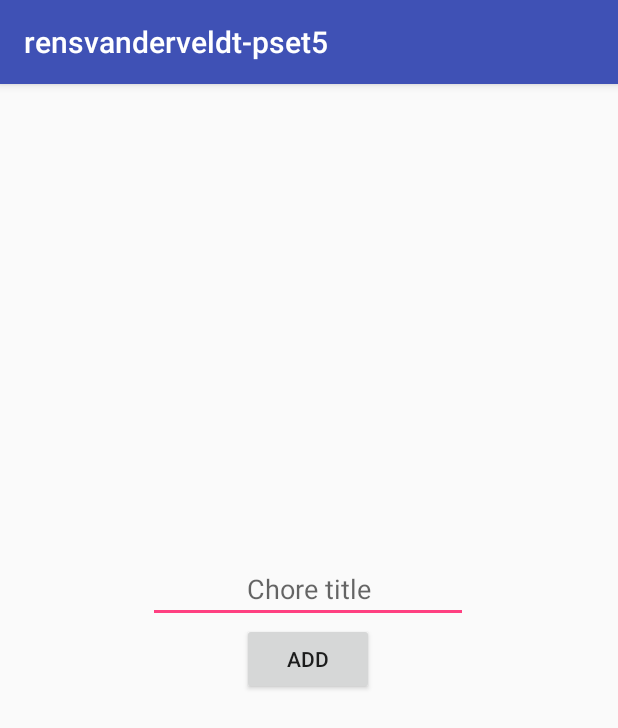
After one commit to Bakenbraad/rensvanderveldt-pset5, an Android app: the ChoreAdd screen opened directly, with no data from a screen before it, on a phone screen of 412 x 824 dp. The commit adds this screen. Shown: the top 728 px of the screen. Run offline under Robolectric (Android 15) with nearby library versions, the phone set to English and light mode, and no system bars; 1 statement that could not run was skipped.

Commit message:
Created editing activities managing activity status

```diff
--- a/app/src/main/AndroidManifest.xml
+++ b/app/src/main/AndroidManifest.xml
@@ -16,7 +16,8 @@
             </intent-filter>
         </activity>
         <activity android:name=".addMaster" />
-        <activity android:name=".EditTodo"></activity>
+        <activity android:name=".EditTodo" />
+        <activity android:name=".ChoreAdd"></activity>
     </application>
 
 </manifest>
--- /dev/null
+++ b/app/src/main/java/com/vanderveldt/rens/rensvanderveldt_pset5/ChoreAdd.java
@@ -0,0 +1,53 @@
+package com.vanderveldt.rens.rensvanderveldt_pset5;
+
+import android.content.Intent;
+import android.support.v7.app.AppCompatActivity;
+import android.os.Bundle;
+import android.view.View;
+import android.widget.EditText;
+import android.widget.Toast;
+
+public class ChoreAdd extends AppCompatActivity {
+
+    // Edittext initilized.
+    EditText todoName;
+    EditText description;
+
+    long master_id;
+
+    // Start a DB manager.
+    TodoInstanceManager manager;
+
+    @Override
+    protected void onCreate(Bundle savedInstanceState) {
+        super.onCreate(savedInstanceState);
+        setContentView(R.layout.activity_chore_add);
+
+        // Open connection.
+        manager = TodoInstanceManager.getInstance();
+        manager.setManager(this);
+
+        Bundle extras = getIntent().getExtras();
+        master_id = extras.getLong("master_id");
+
+        // Get edittexts.
+        todoName = (EditText) findViewById(R.id.todoED);
+    }
+
+    public void addChoreAct(View view) {
+
+        // Get text from edittext upon button press
+        String name = todoName.getText().toString();
+        if (name.length() == 0){
+            Toast.makeText(this, "Please enter a title!", Toast.LENGTH_SHORT).show();
+        }
+        else{
+            manager.addItem(name, master_id);
+            Toast.makeText(this, "Added to list of chores", Toast.LENGTH_SHORT).show();
+
+            Intent goToMain = new Intent(this, MainActivity.class);
+            startActivity(goToMain);
+            finish();
+        }
+    }
+}
--- a/app/src/main/java/com/vanderveldt/rens/rensvanderveldt_pset5/SQLMaster.java
+++ b/app/src/main/java/com/vanderveldt/rens/rensvanderveldt_pset5/SQLMaster.java
@@ -11,13 +11,13 @@ public class SQLMaster extends SQLiteOpenHelper {
     public static final String TABLE_NAME_MASTER = "MASTERLIST";
 
     // Table Name
-    public static final String TABLE_NAME_ITEMS = "MASTERLIST";
+    public static final String TABLE_NAME_ITEMS = "ITEMLIST";
 
     // Table columns
     public static final String _ID = "_id";
-    public static final String MASTER_TITLE = "masterTitle";
-    public static final String ITEM_TITLE = "itemTitle";
-    public static final String MASTER_KEY = "masterKey";
+    public static final String MASTER_TITLE = "MasterName";
+    public static final String ITEM_TITLE = "ItemName";
+    public static final String MASTER_KEY = "ItemMaster";
 
 
 
@@ -28,10 +28,8 @@ public class SQLMaster extends SQLiteOpenHelper {
     static final int DB_VERSION = 1;
 
     // Creating table querys
-    private static final String CREATE_TABLE_MASTER = "create table " + TABLE_NAME_MASTER + "(" + _ID
-            + " INTEGER PRIMARY KEY AUTOINCREMENT, " + MASTER_TITLE + " TEXT NOT NULL);";
-    private static final String CREATE_TABLE_ITEM = "create table " + TABLE_NAME_ITEMS + "(" + MASTER_KEY + " INTEGER PRIMARY," + _ID
-            + " INTEGER PRIMARY KEY AUTOINCREMENT, " + ITEM_TITLE + " TEXT NOT NULL);";
+    private static final String CREATE_TABLE_MASTER = "CREATE TABLE IF NOT EXISTS " + TABLE_NAME_MASTER + "(" + _ID + " INTEGER PRIMARY KEY AUTOINCREMENT, " + MASTER_TITLE + " TEXT NOT NULL);";
+    private static final String CREATE_TABLE_ITEM = "CREATE TABLE IF NOT EXISTS " + TABLE_NAME_ITEMS + "(" + MASTER_KEY + " INTEGER, " + _ID + " INTEGER PRIMARY KEY AUTOINCREMENT, " + ITEM_TITLE + " TEXT NOT NULL);";
 
 
     public SQLMaster(Context context) {
--- a/app/src/main/res/layout/activity_add_master.xml
+++ b/app/src/main/res/layout/activity_add_master.xml
@@ -22,7 +22,7 @@
         android:layout_width="wrap_content"
         android:layout_height="wrap_content"
         android:inputType="textPersonName"
-        android:text="Name"
+        android:hint="List name"
         android:ems="10"
         android:layout_below="@+id/textView"
         android:layout_centerHorizontal="true"
--- /dev/null
+++ b/app/src/main/res/layout/activity_chore_add.xml
@@ -0,0 +1,34 @@
+<?xml version="1.0" encoding="utf-8"?>
+<RelativeLayout xmlns:android="http://schemas.android.com/apk/res/android"
+    xmlns:tools="http://schemas.android.com/tools"
+    android:id="@+id/activity_chore_add"
+    android:layout_width="250sp"
+    android:layout_height="250sp"
+    android:layout_gravity="center"
+    android:paddingBottom="@dimen/activity_vertical_margin"
+    android:paddingLeft="@dimen/activity_horizontal_margin"
+    android:paddingRight="@dimen/activity_horizontal_margin"
+    android:paddingTop="@dimen/activity_vertical_margin"
+    tools:context="com.vanderveldt.rens.rensvanderveldt_pset5.ChoreAdd">
+
+    <Button
+        android:layout_width="wrap_content"
+        android:layout_height="wrap_content"
+        android:id="@+id/addButton"
+        android:text="Add"
+        android:onClick="addChoreAct"
+        android:textAllCaps="true"
+        android:layout_centerVertical="true"
+        android:layout_centerHorizontal="true" />
+
+    <EditText
+        android:layout_width="wrap_content"
+        android:layout_height="wrap_content"
+        android:inputType="textPersonName"
+        android:hint="Chore title"
+        android:ems="10"
+        android:gravity="center"
+        android:id="@+id/todoED"
+        android:layout_above="@+id/addButton"
+        android:layout_centerHorizontal="true" />
+</RelativeLayout>
```
Also changed, not shown: app/src/main/java/com/vanderveldt/rens/rensvanderveldt_pset5/DBManager.java (+4 -4 lines), app/src/main/java/com/vanderveldt/rens/rensvanderveldt_pset5/EditTodo.java (+12 -13 lines), app/src/main/java/com/vanderveldt/rens/rensvanderveldt_pset5/MainActivity.java (+96 -13 lines), app/src/main/java/com/vanderveldt/rens/rensvanderveldt_pset5/MasterCursorAdapter.java (added, +44 -0 lines), app/src/main/java/com/vanderveldt/rens/rensvanderveldt_pset5/TodoCursorAdapter.java (added, +44 -0 lines), app/src/main/java/com/vanderveldt/rens/rensvanderveldt_pset5/TodoInstanceManager.java (+20 -21 lines), app/src/main/java/com/vanderveldt/rens/rensvanderveldt_pset5/addMaster.java (+5 -2 lines), app/src/main/res/layout/activity_edit_todo.xml (+2 -12 lines), app/src/main/res/layout/simple_master_item.xml (deleted, +0 -26 lines).
